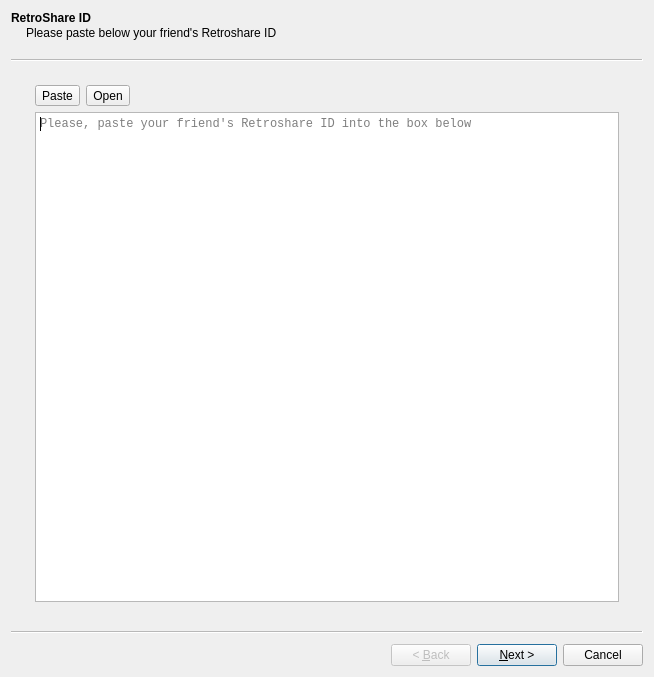
This is retroshare-gui/src/gui/connect/ConnectFriendWizard.ui in RetroShare/RetroShare as Qt 5 draws it before an edit. The edited form follows.
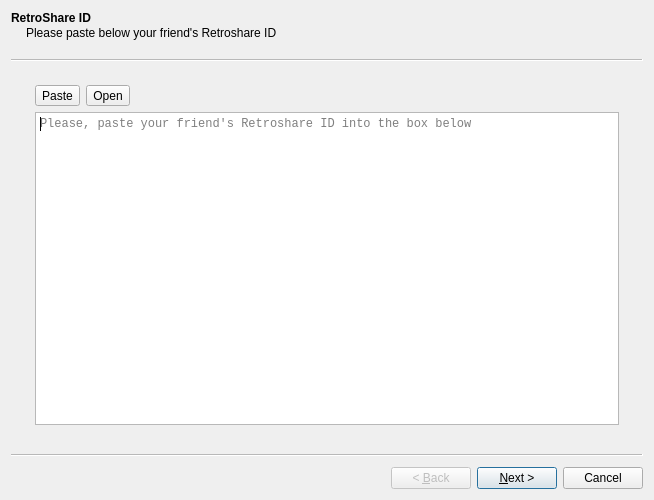
This is the edited form. Icons and pictures are not drawn. Custom widgets are drawn as their Qt base class.

Commit message: Fixed ui height for Connect Friend Wizard

```diff
--- a/retroshare-gui/src/gui/connect/ConnectFriendWizard.ui
+++ b/retroshare-gui/src/gui/connect/ConnectFriendWizard.ui
@@ -7,7 +7,7 @@
     <x>0</x>
     <y>0</y>
     <width>654</width>
-    <height>677</height>
+    <height>500</height>
    </rect>
   </property>
   <property name="windowTitle">
```
